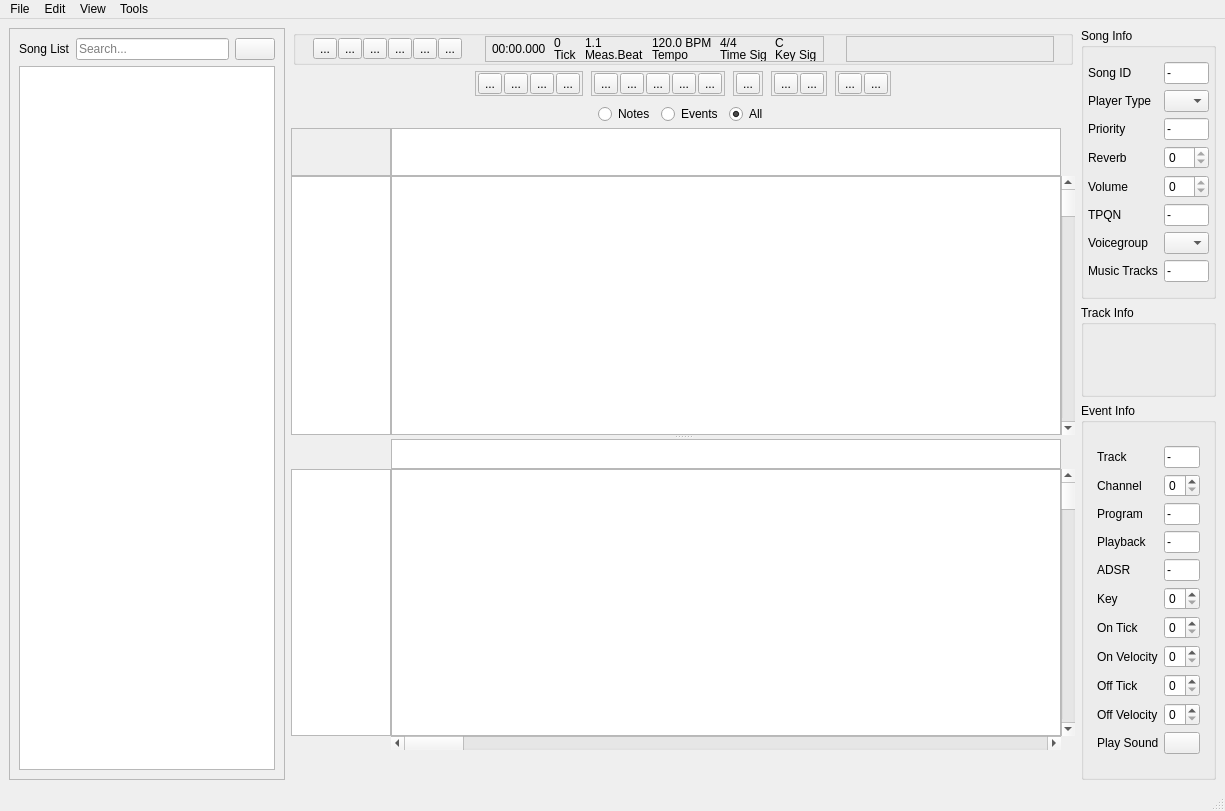
garakmon/gtm, file src/ui/mainwindow.ui: the form before one commit.
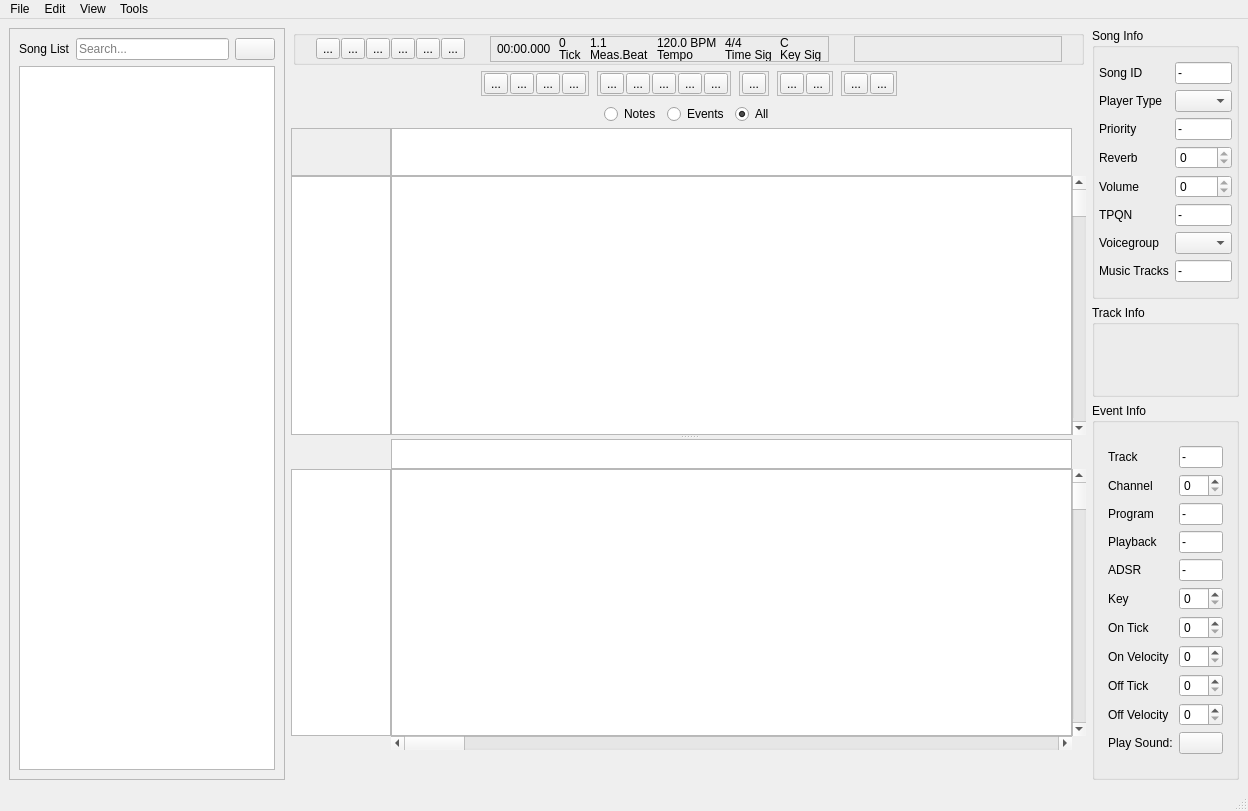
The form after the commit. Icons and pictures are not drawn. Custom widgets are drawn as their Qt base class.

```diff
--- a/src/ui/mainwindow.ui
+++ b/src/ui/mainwindow.ui
@@ -6,7 +6,7 @@
    <rect>
     <x>0</x>
     <y>0</y>
-    <width>1225</width>
+    <width>1248</width>
     <height>811</height>
    </rect>
   </property>
@@ -1603,7 +1603,7 @@
          <rect>
           <x>0</x>
           <y>0</y>
-          <width>787</width>
+          <width>810</width>
           <height>286</height>
          </rect>
         </property>
@@ -1690,7 +1690,7 @@
          <rect>
           <x>0</x>
           <y>0</y>
-          <width>787</width>
+          <width>810</width>
           <height>319</height>
          </rect>
         </property>
@@ -1873,7 +1873,7 @@
     <rect>
      <x>0</x>
      <y>0</y>
-     <width>1225</width>
+     <width>1248</width>
      <height>24</height>
     </rect>
    </property>
```
Left out of the diff: 2 changed lines with no effect on the pictures.
